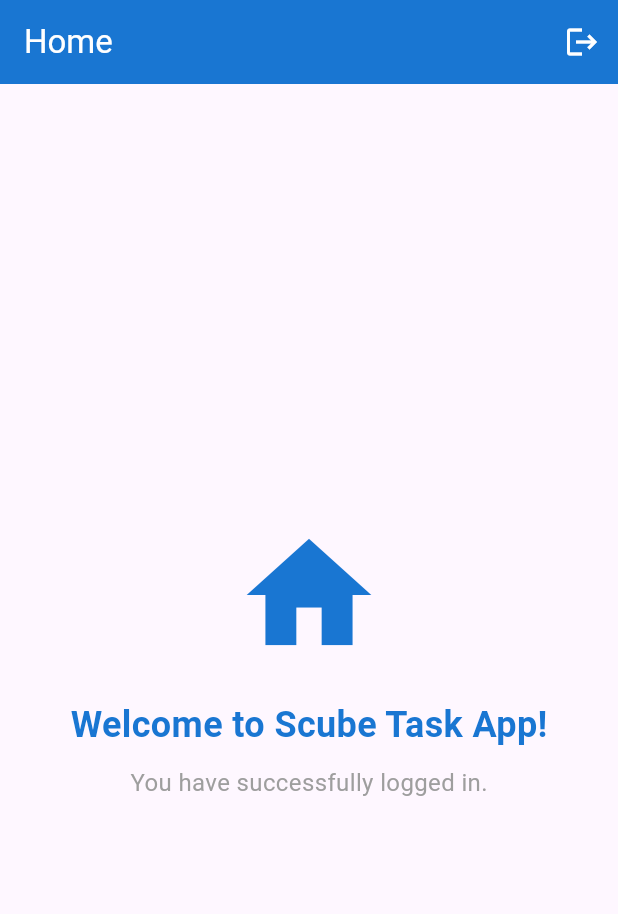
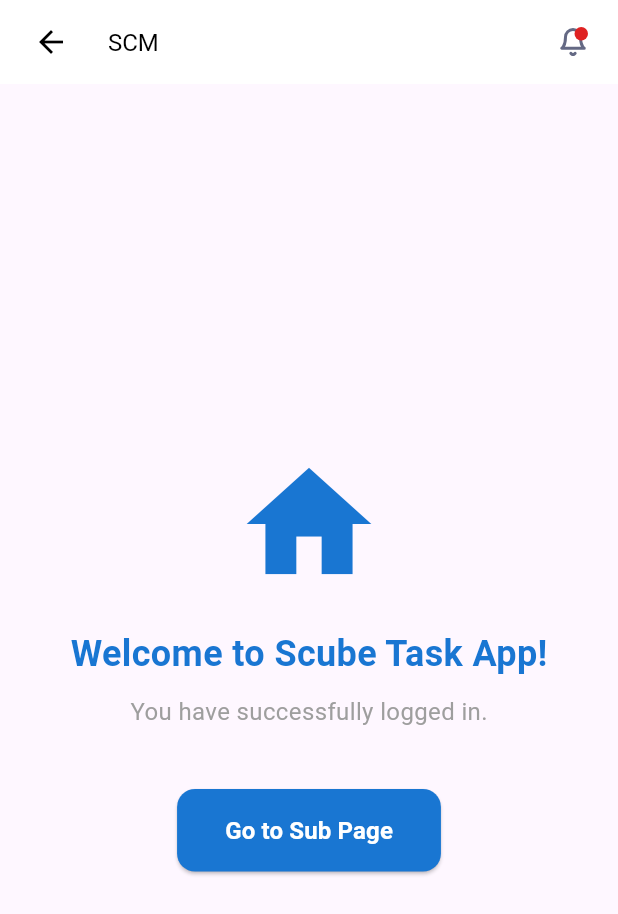
Before and after one commit to kbone1997/scuba_task_app, a Flutter app: the HomePage screen opened by its route, on a phone screen of 412 x 824 dp. Shown: the top 914 px of the screen. Run offline on Flutter 3.47's test engine with Material 3 defaults, Android fonts, the phone set to English and light mode, and no system bars; our stand-ins replace flutter_svg.

```diff
--- a/lib/home_page.dart
+++ b/lib/home_page.dart
@@ -1,4 +1,5 @@
 import 'package:flutter/material.dart';
+import 'widgets/custom_app_bar.dart';
 
 class HomePage extends StatelessWidget {
   const HomePage({super.key});
@@ -6,31 +7,32 @@ class HomePage extends StatelessWidget {
   @override
   Widget build(BuildContext context) {
     return Scaffold(
-      appBar: AppBar(
-        title: const Text('Home'),
-        backgroundColor: const Color(0xFF1976D2),
-        foregroundColor: Colors.white,
-        automaticallyImplyLeading: false,
-        actions: [
-          IconButton(
-            onPressed: () {
-              Navigator.pushReplacementNamed(context, '/');
-            },
-            icon: const Icon(Icons.logout),
-          ),
-        ],
+      appBar: CustomAppBar(
+        title: 'SCM',
+        onBackPressed: () {
+          // Navigate back to login
+          Navigator.pushReplacementNamed(context, '/');
+        },
+        onNotificationPressed: () {
+          // Handle notification tap
+          ScaffoldMessenger.of(context).showSnackBar(
+            const SnackBar(
+              content: Text('Notifications feature coming soon!'),
+            ),
+          );
+        },
       ),
-      body: const Center(
+      body: Center(
         child: Column(
           mainAxisAlignment: MainAxisAlignment.center,
           children: [
-            Icon(
+            const Icon(
               Icons.home,
               size: 100,
               color: Color(0xFF1976D2),
             ),
-            SizedBox(height: 20),
-            Text(
+            const SizedBox(height: 20),
+            const Text(
               'Welcome to Scube Task App!',
               style: TextStyle(
                 fontSize: 24,
@@ -38,12 +40,34 @@ class HomePage extends StatelessWidget {
                 color: Color(0xFF1976D2),
               ),
             ),
-            SizedBox(height: 10),
-            Text(
+            const SizedBox(height: 10),
+            const Text(
               'You have successfully logged in.',
               style: TextStyle(
                 fontSize: 16,
                 color: Colors.grey,
+              ),
+            ),
+            const SizedBox(height: 40),
+            // Button to navigate to SubPage
+            ElevatedButton(
+              onPressed: () {
+                Navigator.pushNamed(context, '/sub');
+              },
+              style: ElevatedButton.styleFrom(
+                backgroundColor: const Color(0xFF1976D2),
+                foregroundColor: Colors.white,
+                padding: const EdgeInsets.symmetric(horizontal: 32, vertical: 16),
+                shape: RoundedRectangleBorder(
+                  borderRadius: BorderRadius.circular(12),
+                ),
+              ),
+              child: const Text(
+                'Go to Sub Page',
+                style: TextStyle(
+                  fontSize: 16,
+                  fontWeight: FontWeight.bold,
+                ),
               ),
             ),
           ],
--- a/lib/login_page.dart
+++ b/lib/login_page.dart
@@ -14,10 +14,10 @@ class _LoginPageState extends State<LoginPage> {
   bool _isPasswordVisible = false;
 
   void _handleLogin() {
-    if (_formKey.currentState!.validate()) {
+
       // Navigate to home page
       Navigator.pushReplacementNamed(context, '/home');
-    }
+
   }
 
   @override
--- a/lib/main.dart
+++ b/lib/main.dart
@@ -1,4 +1,5 @@
 import 'package:flutter/material.dart';
+import 'package:scube_task_app/sub_page.dart';
 import 'login_page.dart';
 import 'home_page.dart';
 
@@ -20,6 +21,7 @@ class ScubeTaskApp extends StatelessWidget {
       home: const LoginPage(),
       routes: {
         '/home': (context) => const HomePage(),
+        '/sub': (context) => const SubPage()
       },
       debugShowCheckedModeBanner: false,
     );
--- /dev/null
+++ b/lib/widgets/custom_app_bar.dart
@@ -0,0 +1,61 @@
+import 'package:flutter/material.dart';
+import 'package:flutter_svg/svg.dart';
+
+class CustomAppBar extends StatelessWidget implements PreferredSizeWidget {
+  final String title;
+  final VoidCallback? onBackPressed;
+  final VoidCallback? onNotificationPressed;
+  final bool showBackButton;
+
+  const CustomAppBar({
+    super.key,
+    this.title = 'SCM',
+    this.onBackPressed,
+    this.onNotificationPressed,
+    this.showBackButton = true,
+  });
+
+  @override
+  Widget build(BuildContext context) {
+    return AppBar(
+      title: Text(
+        title,
+        style: const TextStyle(fontSize: 16),
+      ),
+      backgroundColor: Colors.white,
+      foregroundColor: Colors.black,
+      automaticallyImplyLeading: false,
+      leading: showBackButton
+          ? IconButton(
+              padding: const EdgeInsets.only(left: 12),
+              icon: const Icon(Icons.arrow_back),
+              onPressed: onBackPressed ??
+                  () {
+                    Navigator.pop(context);
+                  },
+            )
+          : null,
+      actions: [
+        IconButton(
+          padding: const EdgeInsets.only(right: 12),
+          icon: SvgPicture.asset(
+            'assets/images/bell.svg',
+            width: 20,
+            height: 20,
+          ),
+          onPressed: onNotificationPressed ??
+              () {
+                ScaffoldMessenger.of(context).showSnackBar(
+                  const SnackBar(
+                    content: Text('Notifications feature coming soon!'),
+                  ),
+                );
+              },
+        ),
+      ],
+    );
+  }
+
+  @override
+  Size get preferredSize => const Size.fromHeight(kToolbarHeight);
+}
--- a/pubspec.yaml
+++ b/pubspec.yaml
@@ -34,6 +34,7 @@ dependencies:
   # The following adds the Cupertino Icons font to your application.
   # Use with the CupertinoIcons class for iOS style icons.
   cupertino_icons: ^1.0.8
+  flutter_svg: ^2.0.10+1
 
 dev_dependencies:
   flutter_test:
```
Also changed, not shown: lib/sub_page.dart (added, +63 -0 lines), assets/images/bell.svg (added), assets/images/charge.svg (added), assets/images/chart.svg (added), assets/images/faucet.svg (added), assets/images/fire.svg (added), assets/images/generator.svg (added), assets/images/no_data.svg (added), pubspec.lock.
